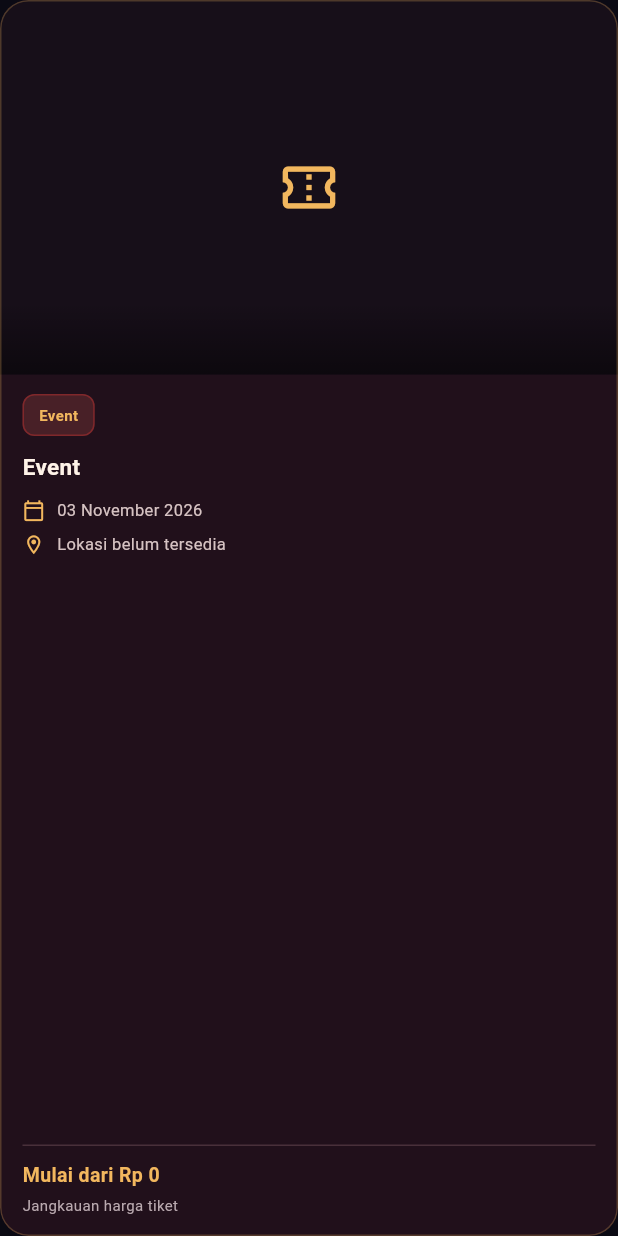
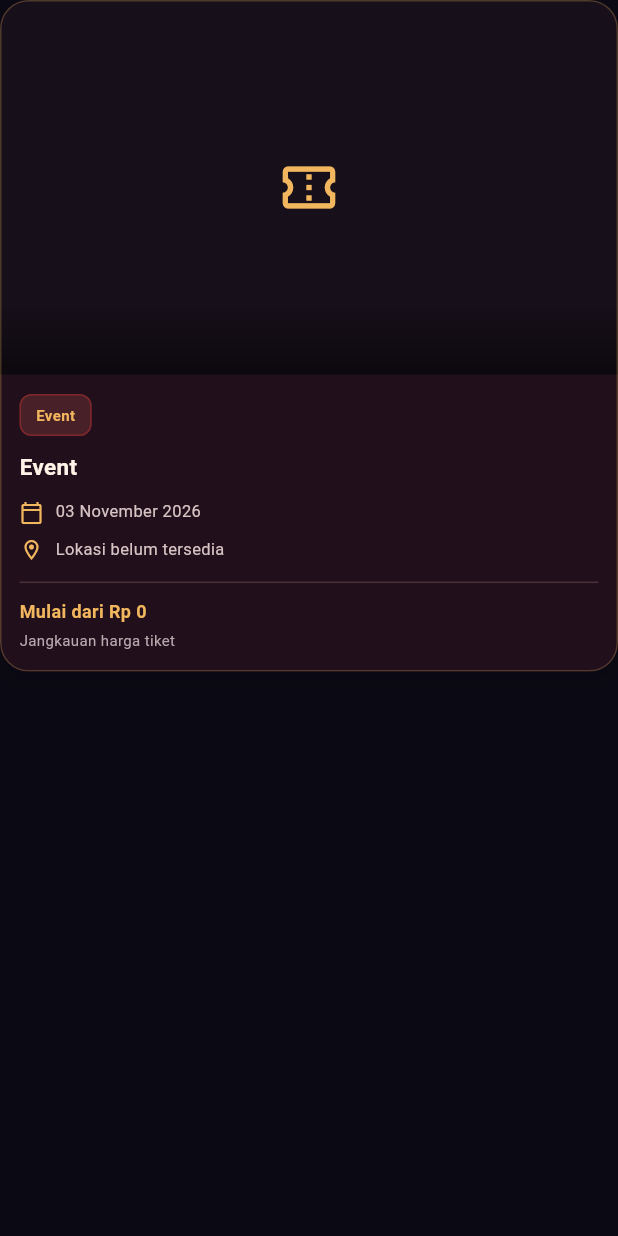
Before and after one commit to fatihnasywan04-oss/Aplikasi-tiket-update, a Flutter app: the EventCard widget shown alone on an empty page, opened directly with empty values, on a phone screen of 412 x 824 dp. Run offline on Flutter 3.47's test engine with Material 3 defaults, Android fonts, the phone set to English and light mode, and no system bars; our stand-ins replace image_picker, pdf, printing, qr_flutter, shared_preferences, table_calendar and 1 more; missing offline and left inert: file_saver; accounts and stored records are empty; network calls fail.

Commit message:
Update aplikasi

```diff
--- a/lib/screens/user/explore_page.dart
+++ b/lib/screens/user/explore_page.dart
@@ -50,8 +50,6 @@ class _ExplorePageState extends State<ExplorePage> {
     super.dispose();
   }
 
-  // MEMUAT EVENT DARI BACKEND
-
   Future<void> _loadEvents() async {
     if (mounted) {
       setState(() {
@@ -79,8 +77,6 @@ class _ExplorePageState extends State<ExplorePage> {
     }
   }
 
-  // MEMBACA DATA EVENT
-
   String _field(
     Map<String, dynamic> event,
     List<String> keys,
@@ -99,8 +95,6 @@ class _ExplorePageState extends State<ExplorePage> {
   String _normalizeCategory(String value) {
     return value.trim().toLowerCase();
   }
-
-  // KATEGORI DINAMIS DARI BACKEND
 
   List<String> get _categories {
     final categories = <String>[
@@ -129,8 +123,6 @@ class _ExplorePageState extends State<ExplorePage> {
 
     return categories;
   }
-
-  // FILTER EVENT
 
   List<Map<String, dynamic>> _filteredEvents() {
     final query = _search.text.trim().toLowerCase();
@@ -163,8 +155,6 @@ class _ExplorePageState extends State<ExplorePage> {
     }).toList();
   }
 
-  // WIDGET KATEGORI
-
   Widget _buildCategories() {
     final categories = _categories;
 
@@ -177,6 +167,7 @@ class _ExplorePageState extends State<ExplorePage> {
         separatorBuilder: (_, _) => const SizedBox(width: 10),
         itemBuilder: (context, index) {
           final item = categories[index];
+
           final selected = _normalizeCategory(_category) ==
               _normalizeCategory(item);
 
@@ -218,8 +209,6 @@ class _ExplorePageState extends State<ExplorePage> {
     );
   }
 
-  // TAMPILAN KETIKA EVENT KOSONG
-
   Widget _buildEmptyState() {
     return const Center(
       child: Padding(
@@ -255,8 +244,6 @@ class _ExplorePageState extends State<ExplorePage> {
       ),
     );
   }
-
-  // TAMPILAN KETIKA GAGAL MEMUAT EVENT
 
   Widget _buildErrorState() {
     return Center(
@@ -298,9 +285,9 @@ class _ExplorePageState extends State<ExplorePage> {
     );
   }
 
-  // TAMPILAN GRID EVENT
-
-  Widget _buildEventGrid(List<Map<String, dynamic>> filtered) {
+  Widget _buildEventGrid(
+    List<Map<String, dynamic>> filtered,
+  ) {
     if (filtered.isEmpty) {
       return _buildEmptyState();
     }
@@ -314,15 +301,18 @@ class _ExplorePageState extends State<ExplorePage> {
           20,
           8,
           20,
-          20,
+          24,
         ),
         itemCount: filtered.length,
         gridDelegate:
             const SliverGridDelegateWithFixedCrossAxisCount(
           crossAxisCount: 2,
           crossAxisSpacing: 12,
-          mainAxisSpacing: 12,
-          childAspectRatio: 0.61,
+          mainAxisSpacing: 14,
+
+          // Memberikan ruang vertikal lebih besar
+          // agar seluruh informasi kartu terlihat.
+          childAspectRatio: 0.46,
         ),
         itemBuilder: (context, index) {
           final event = filtered[index];
@@ -344,8 +334,6 @@ class _ExplorePageState extends State<ExplorePage> {
       ),
     );
   }
-
-  // BUILD
 
   @override
   Widget build(BuildContext context) {
@@ -437,12 +425,12 @@ class _ExplorePageState extends State<ExplorePage> {
             ),
           ),
 
-          // CATEGORY FILTER
+          // FILTER KATEGORI
           _buildCategories(),
 
           const SizedBox(height: 12),
 
-          // EVENT LIST
+          // DAFTAR EVENT
           Expanded(
             child: _loading
                 ? const Center(
--- a/lib/widgets/event_card.dart
+++ b/lib/widgets/event_card.dart
@@ -23,36 +23,24 @@ class EventCard extends StatelessWidget {
         return value.toString().trim();
       }
     }
-
     return fallback;
   }
 
   DateTime? _parseDate(dynamic value) {
     if (value == null) return null;
     if (value is DateTime) return value;
-
     return DateTime.tryParse(value.toString())?.toLocal();
   }
 
   String _formatDate(DateTime date) {
     const months = [
-      'Januari',
-      'Februari',
-      'Maret',
-      'April',
-      'Mei',
-      'Juni',
-      'Juli',
-      'Agustus',
-      'September',
-      'Oktober',
-      'November',
-      'Desember',
+      'Januari', 'Februari', 'Maret', 'April',
+      'Mei', 'Juni', 'Juli', 'Agustus',
+      'September', 'Oktober', 'November', 'Desember',
     ];
 
-    final day = date.day.toString().padLeft(2, '0');
-
-    return '$day ${months[date.month - 1]} ${date.year}';
+    return '${date.day.toString().padLeft(2, '0')} '
+        '${months[date.month - 1]} ${date.year}';
   }
 
   String _getEventDateRange() {
@@ -64,9 +52,7 @@ class EventCard extends StatelessWidget {
       event['end_date'] ?? event['endDate'],
     );
 
-    if (startDate == null) {
-      return 'Tanggal belum tersedia';
-    }
+    if (startDate == null) return 'Tanggal belum tersedia';
 
     if (endDate == null ||
         (startDate.year == endDate.year &&
@@ -83,7 +69,6 @@ class EventCard extends StatelessWidget {
     if (value == null) return 0;
 
     var raw = value.toString().trim();
-
     if (raw.isEmpty) return 0;
 
     raw = raw.replaceAll(RegExp(r'[^0-9,.-]'), '');
@@ -111,11 +96,10 @@ class EventCard extends StatelessWidget {
     final digits = value.round().toString();
     final result = StringBuffer();
 
-    for (int i = 0; i < digits.length; i++) {
+    for (var i = 0; i < digits.length; i++) {
       if (i > 0 && (digits.length - i) % 3 == 0) {
         result.write('.');
       }
-
       result.write(digits[i]);
     }
 
@@ -146,14 +130,13 @@ class EventCard extends StatelessWidget {
         if (item is! Map) continue;
 
         final ticket = Map<String, dynamic>.from(item);
-
         final rawPrice = ticket['price'] ??
             ticket['ticket_price'] ??
             ticket['harga'];
 
-        if (rawPrice == null) continue;
-
+        if (rawPrice != null) {
           prices.add(_toNumber(rawPrice));
+        }
       }
     }
 
@@ -200,14 +183,14 @@ class EventCard extends StatelessWidget {
       children: [
         Icon(
           icon,
-          size: 15,
+          size: 16,
           color: AppColors.gold,
         ),
         const SizedBox(width: 8),
         Expanded(
           child: Text(
             text,
-            maxLines: 2,
+            maxLines: 3,
             overflow: TextOverflow.ellipsis,
             style: const TextStyle(
               fontSize: 11,
@@ -262,6 +245,7 @@ class EventCard extends StatelessWidget {
         onTap: onTap,
         child: Column(
           crossAxisAlignment: CrossAxisAlignment.start,
+          mainAxisSize: MainAxisSize.min,
           children: [
             // GAMBAR EVENT
             AspectRatio(
@@ -274,7 +258,7 @@ class EventCard extends StatelessWidget {
                       : Image.network(
                           image,
                           fit: BoxFit.cover,
-                          errorBuilder: (_, error, stackTrace) {
+                          errorBuilder: (_, __, ___) {
                             return _imagePlaceholder();
                           },
                         ),
@@ -301,11 +285,11 @@ class EventCard extends StatelessWidget {
             ),
 
             // INFORMASI EVENT
-            Expanded(
-              child: Padding(
-                padding: const EdgeInsets.fromLTRB(15, 13, 15, 14),
+            Padding(
+              padding: const EdgeInsets.fromLTRB(13, 13, 13, 14),
               child: Column(
                 crossAxisAlignment: CrossAxisAlignment.start,
+                mainAxisSize: MainAxisSize.min,
                 children: [
                   // KATEGORI
                   Container(
@@ -338,25 +322,25 @@ class EventCard extends StatelessWidget {
                   // JUDUL EVENT
                   Text(
                     title,
-                      maxLines: 2,
+                    maxLines: 3,
                     overflow: TextOverflow.ellipsis,
                     style: const TextStyle(
                       fontSize: 15,
-                        height: 1.35,
+                      height: 1.3,
                       fontWeight: FontWeight.bold,
                       color: AppColors.text,
                     ),
                   ),
 
-                    const SizedBox(height: 11),
+                  const SizedBox(height: 12),
 
-                    // TANGGAL EVENT
+                  // TANGGAL
                   _buildInfoRow(
                     icon: Icons.calendar_today_outlined,
                     text: eventDate,
                   ),
 
-                    const SizedBox(height: 8),
+                  const SizedBox(height: 9),
 
                   // LOKASI
                   _buildInfoRow(
@@ -364,7 +348,7 @@ class EventCard extends StatelessWidget {
                     text: location,
                   ),
 
-                    const Spacer(),
+                  const SizedBox(height: 13),
 
                   Container(
                     height: 1,
@@ -377,11 +361,11 @@ class EventCard extends StatelessWidget {
                   // HARGA TIKET
                   Text(
                     priceRange,
-                      maxLines: 2,
+                    maxLines: 3,
                     overflow: TextOverflow.ellipsis,
                     style: const TextStyle(
                       color: AppColors.gold,
-                        fontSize: 13,
+                      fontSize: 12,
                       height: 1.4,
                       fontWeight: FontWeight.bold,
                     ),
@@ -391,8 +375,6 @@ class EventCard extends StatelessWidget {
 
                   const Text(
                     'Jangkauan harga tiket',
-                      maxLines: 1,
-                      overflow: TextOverflow.ellipsis,
                     style: TextStyle(
                       fontSize: 10,
                       color: AppColors.textMuted,
@@ -401,7 +383,6 @@ class EventCard extends StatelessWidget {
                 ],
               ),
             ),
-            ),
           ],
         ),
       ),
```
Lines whose indentation alone changed are shown as unchanged.
